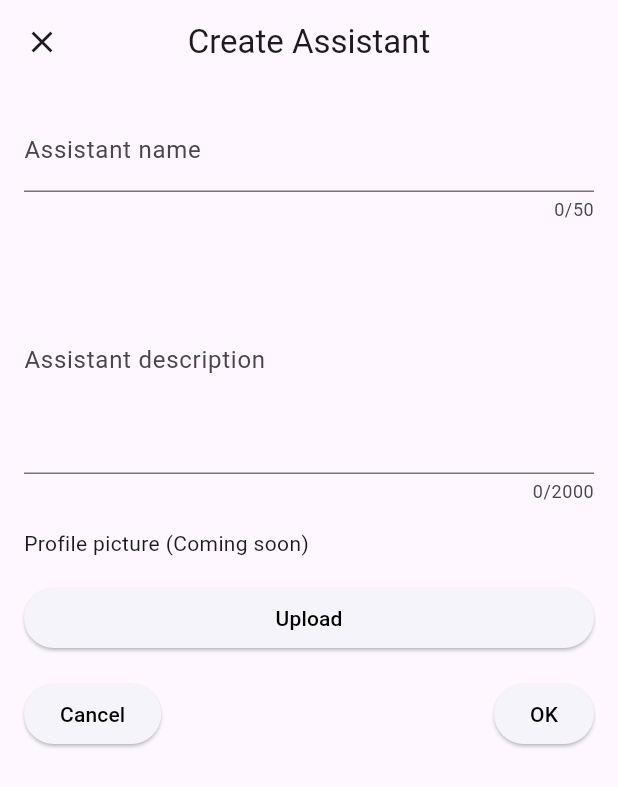
After one commit to ginganotnigg/BoND_AI_Copilot, a Flutter app: the CreateBotScreen screen opened directly, on a phone screen of 412 x 824 dp. The commit adds this screen. Shown: the top 787 px of the screen. Run offline on Flutter 3.47's test engine with Material 3 defaults, Android fonts, the phone set to English and light mode, and no system bars; our stand-ins replace go_router; Roboto replaces fonts that are missing (Muli).

Commit message:
add bot, add pricing, add assets <Phan Tri Nhan>

```diff
--- a/lib/main.dart
+++ b/lib/main.dart
@@ -15,10 +15,7 @@ class BondAI extends StatelessWidget {
     return MaterialApp.router(
       title: 'Bond AI Assistant',
       debugShowCheckedModeBanner: false,
-      theme: ThemeData(
-        primarySwatch: Colors.blue,
-        visualDensity: VisualDensity.adaptivePlatformDensity,
-      ),
+      theme: ThemeData(fontFamily: 'Muli'),
       routerConfig: router,
     );
   }
@@ -97,7 +94,7 @@ class HomeScreen extends StatelessWidget {
                       const SizedBox(width: 10),
                       ElevatedButton(
                         onPressed: () {
-                          // Placeholder action for "Start Free Trial"
+                          context.go('/pricing-plan');
                         },
                         style: ElevatedButton.styleFrom(
                           backgroundColor: Colors.blueAccent,
@@ -120,6 +117,7 @@ class HomeScreen extends StatelessWidget {
             DropdownButton<String>(
               value: 'GPT-4o mini',
               items: <String>[
+                'Add AI Assistant',
                 'GPT-4o mini',
                 'GPT-4o',
                 'Claude 3 Haiku',
@@ -132,7 +130,11 @@ class HomeScreen extends StatelessWidget {
                   child: Text(value),
                 );
               }).toList(),
-              onChanged: (newValue) {},
+              onChanged: (newValue) {
+                if (newValue == 'Add AI Assistant') {
+                  context.go('/assistant');
+                }
+              },
             ),
             Container(
               padding:
@@ -145,9 +147,7 @@ class HomeScreen extends StatelessWidget {
                 children: [
                   IconButton(
                     icon: const Icon(Icons.generating_tokens),
-                    onPressed: () {
-                      // Placeholder action for chat bubble icon
-                    },
+                    onPressed: () => showPublicPromptDialog(context),
                   ),
                   const Expanded(
                     child: TextField(
--- a/lib/routes.dart
+++ b/lib/routes.dart
@@ -1,24 +1,20 @@
 import 'package:bond/ui/auth_screen.dart';
 import 'package:bond/ui/pricing_screen.dart';
+import 'package:bond/ui/assistant_screen.dart';
 import 'package:go_router/go_router.dart';
-
-// Import your screens
-import 'main.dart'; // Import HomeScreen from main.dart
+import 'main.dart';
 
 final GoRouter router = GoRouter(
   initialLocation: '/',
   routes: [
-    // Main Route
     GoRoute(
       path: '/',
       builder: (context, state) => const HomeScreen(),
     ),
-    // Login Route
     GoRoute(
       path: '/login',
       builder: (context, state) => const AuthScreen(),
     ),
-    // Other Routes
     GoRoute(
       path: '/register',
       builder: (context, state) => const AuthScreen(),
@@ -26,6 +22,10 @@ final GoRouter router = GoRouter(
     GoRoute(
       path: '/pricing-plan',
       builder: (context, state) => const PricingScreen(),
-    )
+    ),
+    GoRoute(
+      path: '/assistant',
+      builder: (context, state) => const AssistantScreen(),
+    ),
   ],
 );
--- a/lib/ui/auth_screen.dart
+++ b/lib/ui/auth_screen.dart
@@ -6,7 +6,7 @@ class AuthScreen extends StatefulWidget {
   const AuthScreen({super.key});
 
   @override
-  _AuthScreenState createState() => _AuthScreenState();
+  State<AuthScreen> createState() => _AuthScreenState();
 }
 
 class _AuthScreenState extends State<AuthScreen> {
@@ -39,12 +39,12 @@ class _AuthScreenState extends State<AuthScreen> {
               mainAxisAlignment: MainAxisAlignment.center,
               children: [
                 Image.asset(
-                  'lib/assets/images/logo.png',
+                  'lib/assets/images/icon-48.png',
                   height: 50,
                 ),
                 const SizedBox(width: 10),
                 Text(
-                  'Jarvis',
+                  'Bond',
                   style: TextStyle(
                     fontSize: 45,
                     fontWeight: FontWeight.bold,
--- /dev/null
+++ b/lib/ui/create_bot.dart
@@ -0,0 +1,86 @@
+import 'package:flutter/material.dart';
+
+class CreateBotScreen extends StatelessWidget {
+  const CreateBotScreen({super.key});
+
+  @override
+  Widget build(BuildContext context) {
+    return Scaffold(
+      appBar: AppBar(
+        title: const Text('Create Assistant'),
+        centerTitle: true,
+        leading: IconButton(
+          icon: const Icon(Icons.close),
+          onPressed: () {
+            Navigator.pop(context);
+          },
+        ),
+      ),
+      body: Padding(
+        padding: const EdgeInsets.all(16.0),
+        child: Column(
+          crossAxisAlignment: CrossAxisAlignment.stretch,
+          children: [
+            const TextField(
+              decoration: InputDecoration(
+                labelText: 'Assistant name',
+                hintText: 'Enter assistant name',
+                counterText: '0/50',
+              ),
+              maxLength: 50,
+            ),
+            const SizedBox(height: 16.0),
+            const TextField(
+              decoration: InputDecoration(
+                labelText: 'Assistant description',
+                hintText: 'Enter assistant description',
+                counterText: '0/2000',
+              ),
+              maxLines: 5,
+              maxLength: 2000,
+            ),
+            const SizedBox(height: 16.0),
+            const Text('Profile picture (Coming soon)'),
+            const SizedBox(height: 16.0),
+            ElevatedButton(
+              onPressed: () {
+                // Handle profile picture upload
+              },
+              style: ElevatedButton.styleFrom(
+                foregroundColor: Colors.black,
+                backgroundColor: Color.fromARGB(255, 245, 244, 250),
+              ),
+              child: const Text('Upload'),
+            ),
+            const SizedBox(height: 16.0),
+            Row(
+              mainAxisAlignment: MainAxisAlignment.spaceBetween,
+              children: [
+                ElevatedButton(
+                  onPressed: () {
+                    Navigator.pop(context);
+                  },
+                  style: ElevatedButton.styleFrom(
+                    foregroundColor: Colors.black,
+                    backgroundColor: Color.fromARGB(255, 245, 244, 250),
+                  ),
+                  child: const Text('Cancel'),
+                ),
+                ElevatedButton(
+                  onPressed: () {
+                    // Handle OK button click
+                  },
+                  style: ElevatedButton.styleFrom(
+                    foregroundColor: Colors.black,
+                    backgroundColor: Color.fromARGB(255, 245, 244, 250),
+                  ),
+                  child: const Text('OK'),
+                ),
+              ],
+            ),
+          ],
+        ),
+      ),
+    );
+  }
+}
```
Also changed, not shown: lib/ui/assistant_screen.dart (added, +74 -0 lines), lib/utils/home_utils.dart (+80 -0 lines), lib/assets/fonts/Arya-Bold.ttf (added), lib/assets/fonts/Arya-Regular.ttf (added), lib/assets/fonts/Muli-Bold.ttf (added), lib/assets/fonts/Muli-Regular.ttf (added), lib/assets/images/icon-128.png (added), lib/assets/images/icon-48.png (added).
